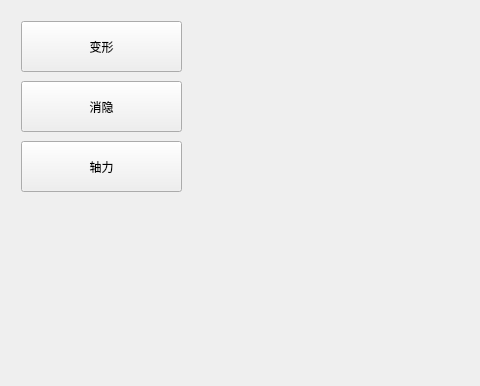
First picture: the form in Fem_Visualize/Fem_Visualize.ui, repository Shixuku/Fem_Visualize, before the edit; both pictures show x 0 to 480 and y 0 to 386 of the 957 by 807 pixel window.
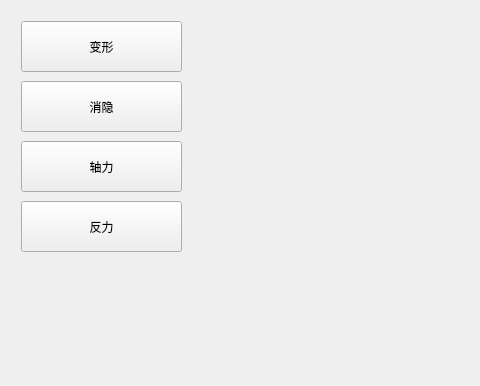
Second picture: the form after the edit. Custom widgets are drawn as their Qt base class.

Patch:
```diff
--- a/Fem_Visualize/Fem_Visualize.ui
+++ b/Fem_Visualize/Fem_Visualize.ui
@@ -55,6 +55,19 @@
        <string>轴力</string>
       </property>
      </widget>
+     <widget class="QPushButton" name="pushButtonRea">
+      <property name="geometry">
+       <rect>
+        <x>10</x>
+        <y>190</y>
+        <width>161</width>
+        <height>51</height>
+       </rect>
+      </property>
+      <property name="text">
+       <string>反力</string>
+      </property>
+     </widget>
     </widget>
    </item>
    <item>
```
Left out of the diff: 6 changed lines with no effect on the pictures.
